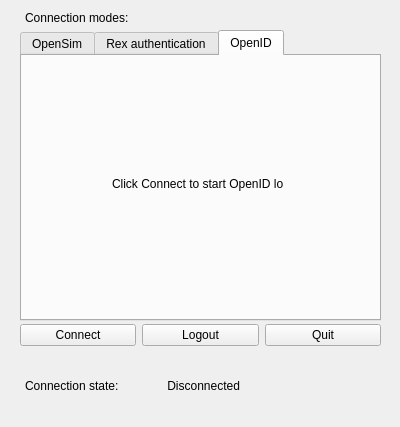
The window that bin/data/ui/login.ui (realXtend/tundra) describes before a commit, drawn with Qt 5.
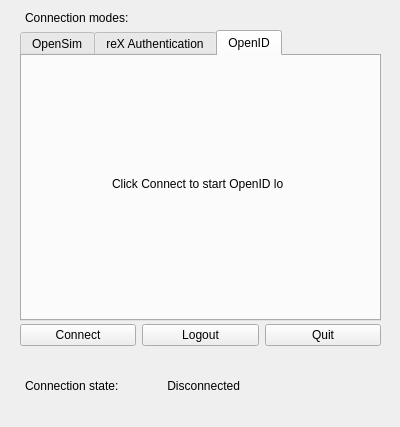
The same window after the commit.

Commit message: Fixed some typos and reformed the text a bit.

Patch:
```diff
--- a/bin/data/ui/login.ui
+++ b/bin/data/ui/login.ui
@@ -117,7 +117,7 @@
    </widget>
    <widget class="QWidget" name="tab_authentication">
     <attribute name="title">
-     <string>Rex authentication</string>
+     <string>reX Authentication</string>
     </attribute>
     <widget class="QWidget" name="verticalLayoutWidget_2">
      <property name="geometry">
```
The commit also changes 1 other file.
